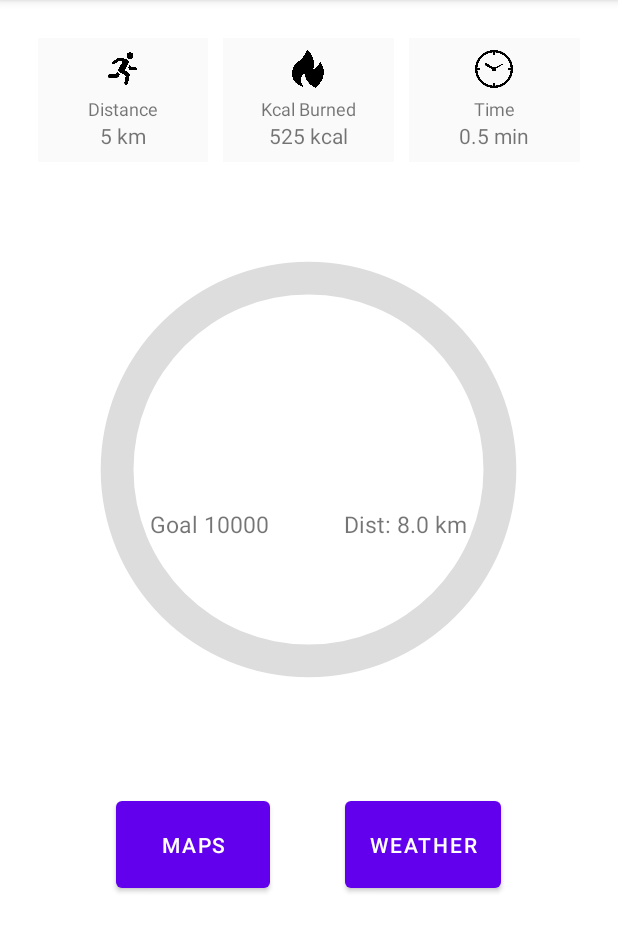
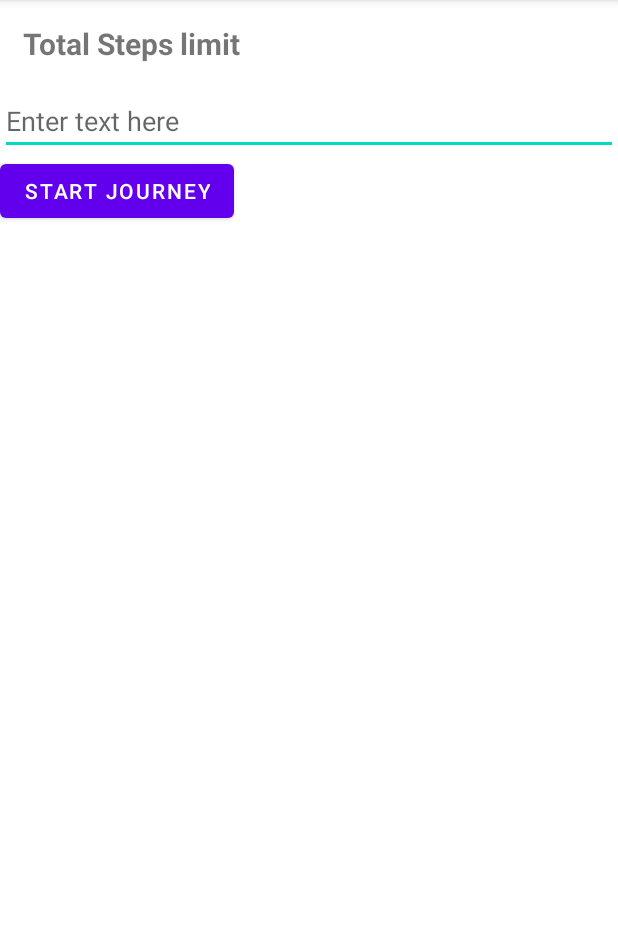
Before and after one commit to ChickenSLAYER94/Fitness-Guru, an Android app: the screen it shows after launch (MainActivity before the commit, UserGoalActivity after it), on a phone screen of 412 x 824 dp, the part 84-1036 px from its top. Run offline under Robolectric (Android 15) with nearby library versions, the phone set to English and light mode, and no system bars.

Commit message:
Create new activity to get step input from user

```diff
--- a/app/src/main/AndroidManifest.xml
+++ b/app/src/main/AndroidManifest.xml
@@ -1,8 +1,7 @@
 <?xml version="1.0" encoding="utf-8"?>
 <manifest xmlns:android="http://schemas.android.com/apk/res/android"
     xmlns:tools="http://schemas.android.com/tools">
-
-    <!--added permission for location-->
+    <!-- added permission for location -->
     <uses-permission android:name="android.permission.ACCESS_COARSE_LOCATION" />
     <uses-permission android:name="android.permission.ACCESS_FINE_LOCATION" />
     <uses-permission android:name="android.permission.ACTIVITY_RECOGNITION" />
@@ -18,7 +17,19 @@
         android:supportsRtl="true"
         android:theme="@style/Theme.FitnessGuru"
         tools:targetApi="31">
-        <!--remove action bar in weather app-->
+        <activity
+            android:name=".UserGoalActivity"
+            android:exported="true">
+            <meta-data
+                android:name="android.app.lib_name"
+                android:value="" />
+            <intent-filter>
+                <action android:name="android.intent.action.MAIN" />
+
+                <category android:name="android.intent.category.LAUNCHER" />
+            </intent-filter>
+        </activity>
+        <!-- remove action bar in weather app -->
         <activity
             android:name=".WeatherActivity"
             android:exported="false"
@@ -27,6 +38,7 @@
                 android:name="android.app.lib_name"
                 android:value="" />
         </activity>
+
         <meta-data
             android:name="com.google.android.geo.API_KEY"
             android:value="AIzaSyBWWHcXQ-1vr1MmjKKrYFh3ZwSFvSY9V30" />
@@ -37,12 +49,7 @@
             android:label="@string/title_activity_maps" />
         <activity
             android:name=".MainActivity"
-            android:exported="true">
-            <intent-filter>
-                <action android:name="android.intent.action.MAIN" />
-
-                <category android:name="android.intent.category.LAUNCHER" />
-            </intent-filter>
+            android:exported="false">
 
             <meta-data
                 android:name="android.app.lib_name"
--- /dev/null
+++ b/app/src/main/java/com/example/fitnessguru/UserGoalActivity.kt
@@ -0,0 +1,38 @@
+package com.example.fitnessguru
+
+import android.content.Intent
+import androidx.appcompat.app.AppCompatActivity
+import android.os.Bundle
+import android.view.KeyEvent
+import android.view.inputmethod.EditorInfo
+import android.widget.Button
+import android.widget.EditText
+import android.widget.TextView
+
+class UserGoalActivity : AppCompatActivity() {
+    override fun onCreate(savedInstanceState: Bundle?) {
+        super.onCreate(savedInstanceState)
+        setContentView(R.layout.activity_user_goal)
+        _textview = findViewById<TextView>(R.id.textview)
+        _edittext = findViewById<EditText>(R.id.edittext)
+        _edittext?.setOnEditorActionListener(object: TextView.OnEditorActionListener {
+            override fun onEditorAction(p0: TextView?, p1: Int, p2: KeyEvent?): Boolean {
+                // if the enter button has been clicked on the edit text then update the textview
+                if (p1 == EditorInfo.IME_ACTION_DONE) {
+                    _textview?.setText("Entered: " + _edittext?.getText())
+                    return true
+                }
+                // if the event has not been handled then return false
+                return false
+            }
+        })
+        findViewById<Button>(R.id.userDataConfirm).setOnClickListener {
+            val intent = Intent(this@UserGoalActivity, MainActivity::class.java)
+            startActivity(intent)
+        }
+
+    }
+    // private fields of the class
+    private var _textview: TextView? = null
+    private var _edittext: EditText? = null
+}
--- /dev/null
+++ b/app/src/main/res/layout/activity_user_goal.xml
@@ -0,0 +1,34 @@
+<?xml version="1.0" encoding="utf-8"?>
+<LinearLayout
+    xmlns:android="http://schemas.android.com/apk/res/android"
+    xmlns:app="http://schemas.android.com/apk/res-auto"
+    xmlns:tools="http://schemas.android.com/tools"
+    android:layout_width="match_parent"
+    android:layout_height="match_parent"
+    android:orientation="vertical"
+    tools:context=".UserGoalActivity">
+    <TextView
+        android:layout_width="match_parent"
+        android:layout_height="wrap_content"
+        android:text="Total Steps limit"
+        android:textStyle="bold"
+        android:textSize="20dp"
+        android:padding="15dp"
+        android:id="@+id/textview"
+        />
+    <EditText
+        android:layout_width="match_parent"
+        android:layout_height="wrap_content"
+        android:hint="Enter text here"
+        android:inputType="text"
+        android:id="@+id/edittext"
+        />
+    <Button
+    android:id="@+id/userDataConfirm"
+    android:layout_width="wrap_content"
+    android:layout_height="wrap_content"
+    android:layout_centerHorizontal="true"
+    android:layout_alignParentBottom="true"
+    android:text = "Start Journey"
+    />
+</LinearLayout>
--- a/app/src/main/res/layout/activity_weather.xml
+++ b/app/src/main/res/layout/activity_weather.xml
@@ -93,7 +93,7 @@
             </LinearLayout>
 
         </LinearLayout>
-<!--        for 6 function which gives different type of status like humidity, pressure, etx-->
+<!--        for 6 function which gives different type of status like humidity, pressure, etaax-->
         <LinearLayout
             android:layout_width="match_parent"
             android:layout_height="wrap_content"
```
